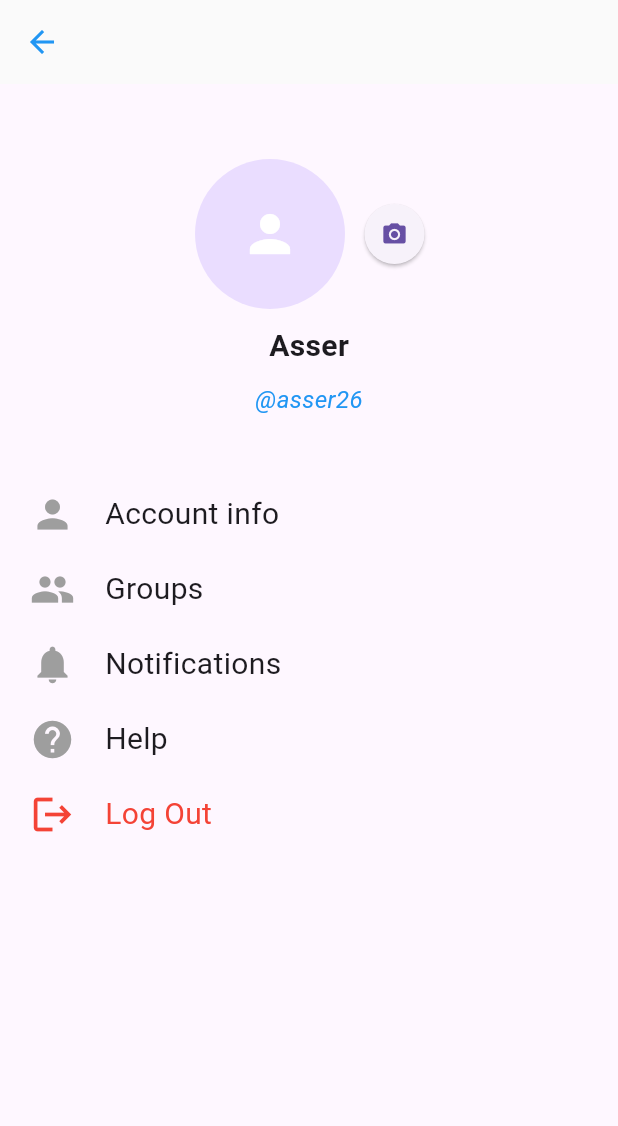
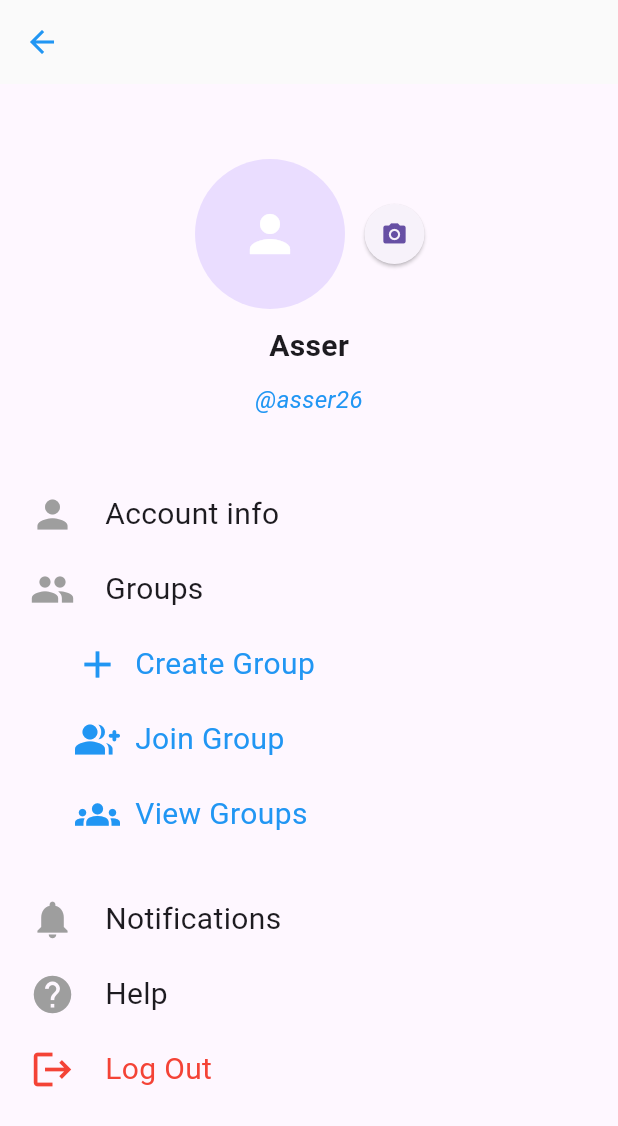
Before and after one commit to MohamedTarek26/Expenses_App-HCI_Project, a Flutter app: the ProfilePage screen opened directly, after a tap on "Groups", on a phone screen of 412 x 824 dp. Shown: the top 1126 px of the screen. Run offline on Flutter 3.47's test engine with Material 3 defaults, Android fonts, the phone set to English and light mode, and no system bars; our stand-ins replace gap, image_picker.

Commit message:
edit profile page

```diff
--- a/lib/profile_page.dart
+++ b/lib/profile_page.dart
@@ -3,6 +3,7 @@ import 'dart:io';
 import 'package:flutter/material.dart';
 import 'package:gap/gap.dart';
 import 'package:image_picker/image_picker.dart';
+// ignore_for_file: prefer_const_constructors
 
 class ProfilePage extends StatefulWidget {
   const ProfilePage({super.key});
@@ -15,6 +16,7 @@ class _ProfilePageState extends State<ProfilePage> {
   String username="@asser26";
   File? _image;
   String fullName="Asser";
+  bool isGroupsExpanded = false;
   Future<void> _getImage() async {
     final picker = ImagePicker();
     final pickedFile = await picker.pickImage(source: ImageSource.gallery);
@@ -22,14 +24,13 @@ class _ProfilePageState extends State<ProfilePage> {
     setState(() {
       if (pickedFile != null) {
         _image = File(pickedFile.path);
-      } else {
-        print('No image selected.');
       }
     });
   }
 
   @override
   Widget build(BuildContext context) {
+
     return Scaffold(
       appBar: AppBar(
         backgroundColor: Colors.grey[50],
@@ -69,12 +70,36 @@ class _ProfilePageState extends State<ProfilePage> {
             Gap(50),
             Row(
               children: [Gap(20),Icon(Icons.person,color: Colors.grey,size: 30),Gap(20),
-                        InkWell(child: Text("Account info",style: TextStyle(fontSize: 20)),onTap: (){})]
+                        InkWell(child: Text("Account info",style: TextStyle(fontSize: 20)),onTap: (){
+                          Navigator.pushNamed(context,"account info");})]
             ),
             Gap(20),
-            Row(
-                children: [Gap(20),Icon(Icons.group,color: Colors.grey,size: 30),Gap(20),
-                  InkWell(child: Text("Groups",style: TextStyle(fontSize: 20)),onTap: (){})]
+             Row(
+                 children: [Gap(20),Icon(Icons.group,color: Colors.grey,size: 30),Gap(20),
+                   InkWell(child: Text("Groups",style: TextStyle(fontSize: 20)),
+                       onTap: (){setState(() {isGroupsExpanded=!isGroupsExpanded;});
+                       }),
+                 ]
+             ),
+            Column(
+              children: isGroupsExpanded?[
+                Gap(20),
+                Row(
+                    children: [Gap(50),Icon(Icons.add,color: Colors.blue,size: 30),Gap(10),
+                      InkWell(child: Text("Create Group",style: TextStyle(fontSize: 20,color:Colors.blue)),onTap: (){})]
+                ),
+                Gap(20),
+                Row(
+                    children: [Gap(50),Icon(Icons.group_add_rounded,color: Colors.blue,size: 30),Gap(10),
+                      InkWell(child: Text("Join Group",style: TextStyle(fontSize: 20,color: Colors.blue)),onTap: (){})]
+                ),
+                Gap(20),
+                Row(
+                    children: [Gap(50),Icon(Icons.groups,color: Colors.blue,size: 30),Gap(10),
+                      InkWell(child: Text("View Groups",style: TextStyle(fontSize: 20,color: Colors.blue)),onTap: (){})]
+                ),
+                Gap(20)]
+              :[],
             ),
             Gap(20),
             Row(
@@ -92,8 +117,10 @@ class _ProfilePageState extends State<ProfilePage> {
                   InkWell(child: Text("Log Out",style: TextStyle(fontSize: 20,color: Colors.red)),onTap: (){})]
             ),
             Gap(20)
+
           ],
         ),
+
     );
   }
 }
```
